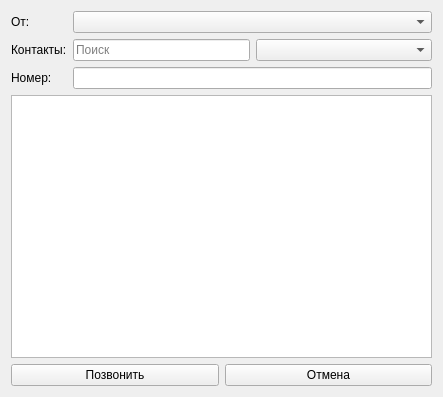
This is PlaceCallDialog.ui in okostynchuk/Outcall as Qt 5 draws it before an edit. The edited form follows.
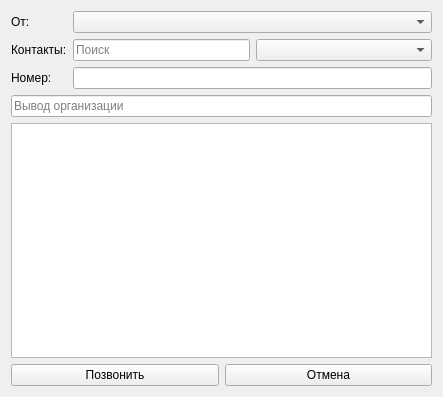
This is the edited form. Icons and pictures are not drawn. Custom widgets are drawn as their Qt base class.

Commit message: search by org in placeCall is done

```diff
--- a/PlaceCallDialog.ui
+++ b/PlaceCallDialog.ui
@@ -29,8 +29,8 @@
    <iconset resource="images.qrc">
     <normaloff>:/images/outcall-logo.png</normaloff>:/images/outcall-logo.png</iconset>
   </property>
-  <layout class="QVBoxLayout" name="verticalLayout_3">
-   <item>
+  <layout class="QGridLayout" name="gridLayout">
+   <item row="0" column="0">
     <layout class="QHBoxLayout" name="horizontalLayout_2">
      <item>
       <layout class="QVBoxLayout" name="verticalLayout_2">
@@ -103,10 +103,17 @@
      </item>
     </layout>
    </item>
-   <item>
+   <item row="1" column="0">
+    <widget class="QLineEdit" name="lineEdit_2">
+     <property name="placeholderText">
+      <string>Вывод организации</string>
+     </property>
+    </widget>
+   </item>
+   <item row="2" column="0">
     <widget class="QTableView" name="tableView"/>
    </item>
-   <item>
+   <item row="3" column="0">
     <layout class="QHBoxLayout" name="horizontalLayout_3">
      <item>
       <widget class="QPushButton" name="callButton">
```
The commit also changes 7 other files.
